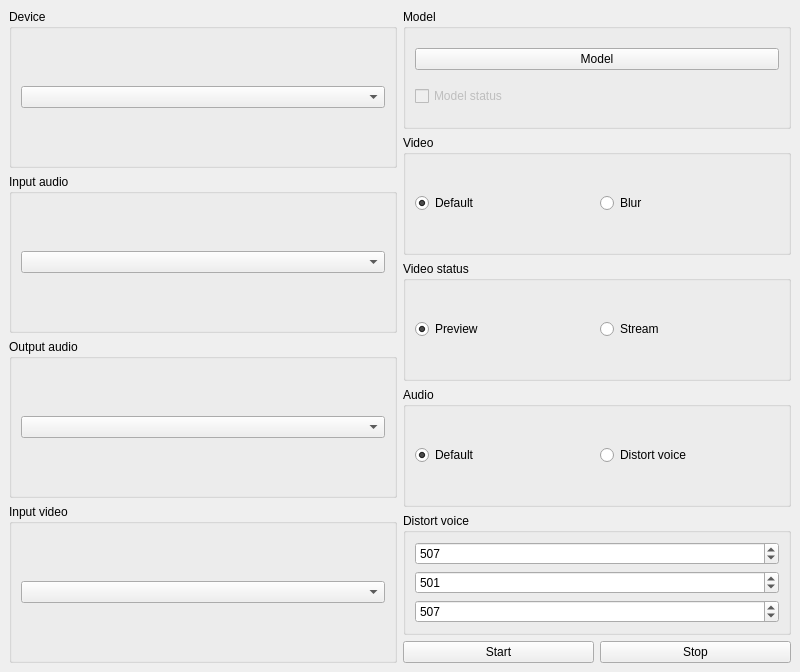
The window that Design/main.ui (Elieren/Face_anonymizer) describes before a commit, drawn with Qt 5.
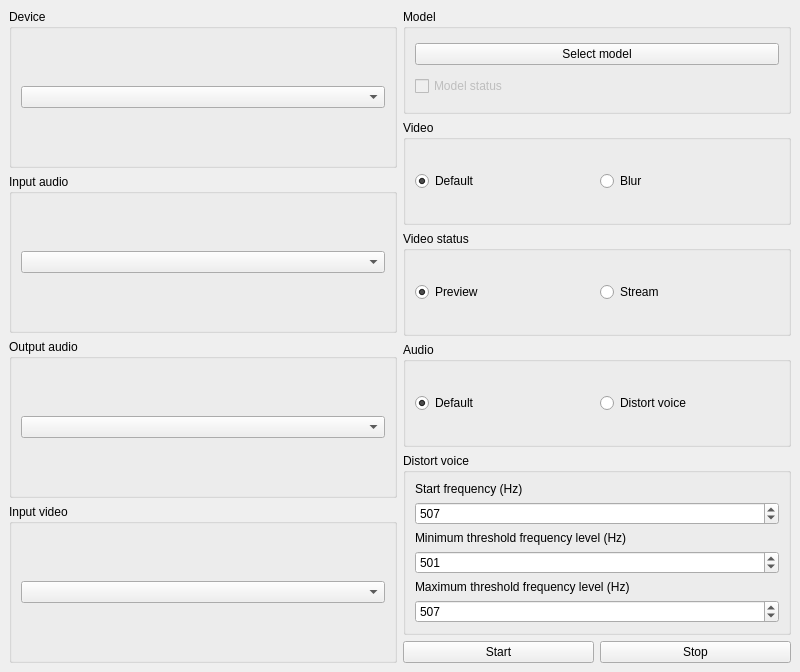
The same window after the commit.

What changed in the file:
```diff
--- a/Design/main.ui
+++ b/Design/main.ui
@@ -146,7 +146,7 @@
        <item row="0" column="0">
         <widget class="QPushButton" name="pushButton_3">
          <property name="text">
-          <string>Model</string>
+          <string>Select model</string>
          </property>
         </widget>
        </item>
@@ -201,6 +201,13 @@
        <string>Distort voice</string>
       </property>
       <layout class="QVBoxLayout" name="verticalLayout_3">
+       <item>
+        <widget class="QLabel" name="label">
+         <property name="text">
+          <string>Start frequency (Hz)</string>
+         </property>
+        </widget>
+       </item>
        <item>
         <widget class="QSpinBox" name="spinBox">
          <property name="minimum">
@@ -214,6 +221,13 @@
          </property>
         </widget>
        </item>
+       <item>
+        <widget class="QLabel" name="label_2">
+         <property name="text">
+          <string>Minimum threshold frequency level (Hz)</string>
+         </property>
+        </widget>
+       </item>
        <item>
         <widget class="QSpinBox" name="spinBox_2">
          <property name="minimum">
@@ -227,6 +241,13 @@
          </property>
         </widget>
        </item>
+       <item>
+        <widget class="QLabel" name="label_3">
+         <property name="text">
+          <string>Maximum threshold frequency level (Hz)</string>
+         </property>
+        </widget>
+       </item>
        <item>
         <widget class="QSpinBox" name="spinBox_3">
          <property name="minimum">
```
